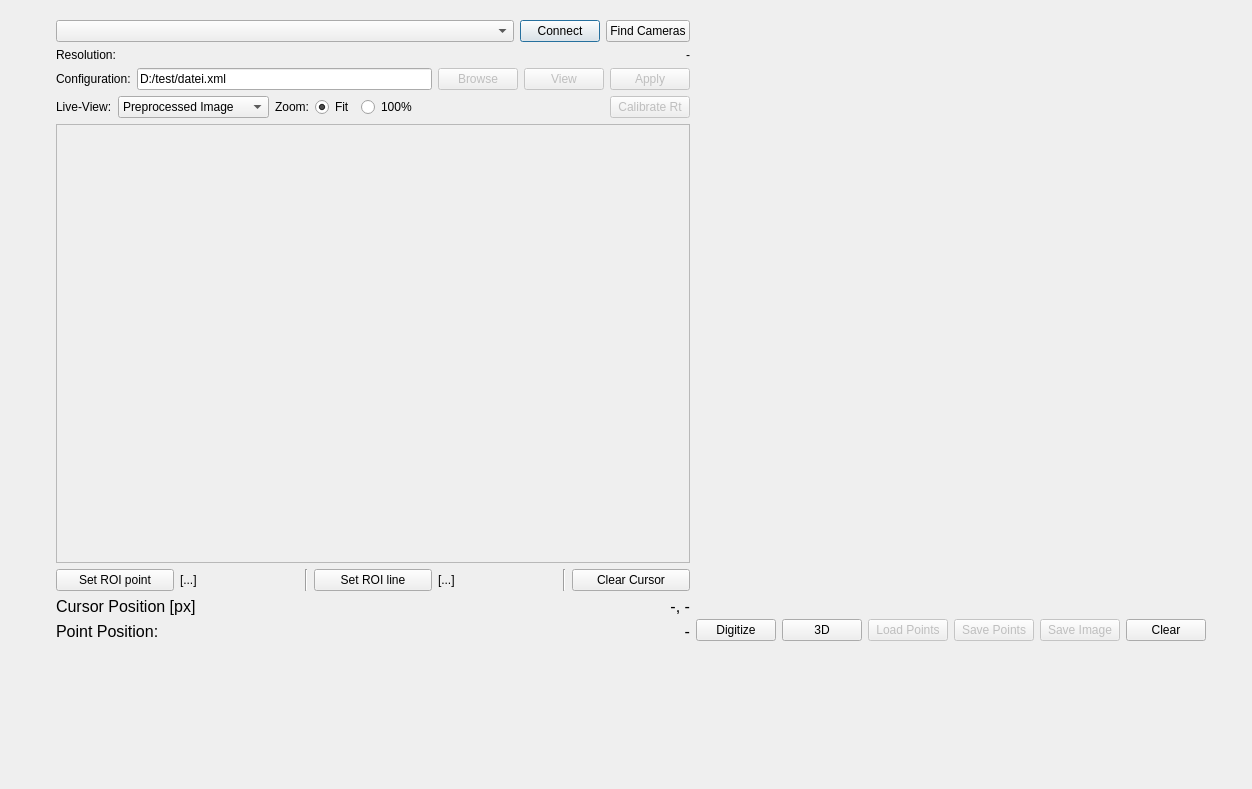
Above: centerdialog.ui from mechaot/cLaserScanner before the change. Below: the same form after it.
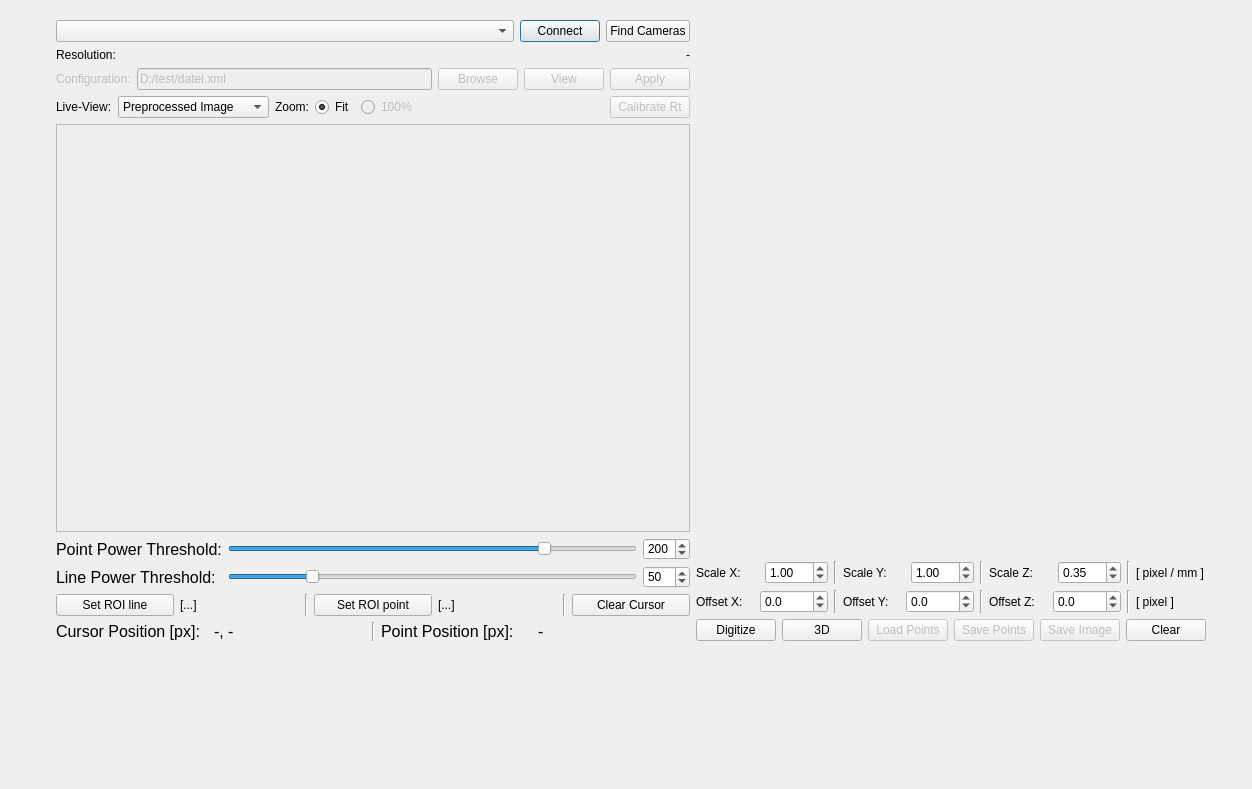
That is the form after the change. Custom widgets are drawn as their Qt base class.

Commit message: we get going can start meshlab, set scale factors, offset

```diff
--- a/centerdialog.ui
+++ b/centerdialog.ui
@@ -24,7 +24,7 @@
    </property>
    <layout class="QHBoxLayout" name="pageLayout" stretch="2,1">
     <item>
-     <layout class="QVBoxLayout" name="verticalLayout_2" stretch="0,0,0,0,0,0,0">
+     <layout class="QVBoxLayout" name="verticalLayout_2" stretch="0,0,0,0,0,0,0,0">
       <item>
        <layout class="QVBoxLayout" name="layoutDockCamera">
         <item>
@@ -78,6 +78,9 @@
        <layout class="QHBoxLayout" name="horizontalLayout_4" stretch="0,1,0,0,0">
         <item>
          <widget class="QLabel" name="label_5">
+          <property name="enabled">
+           <bool>false</bool>
+          </property>
           <property name="text">
            <string>Configuration:</string>
           </property>
@@ -85,6 +88,9 @@
         </item>
         <item>
          <widget class="QLineEdit" name="lineEdit">
+          <property name="enabled">
+           <bool>false</bool>
+          </property>
           <property name="text">
            <string>D:/test/datei.xml</string>
           </property>
@@ -175,7 +181,7 @@
         <item>
          <widget class="QRadioButton" name="radioZoom100">
           <property name="enabled">
-           <bool>true</bool>
+           <bool>false</bool>
           </property>
           <property name="text">
            <string>100%</string>
@@ -224,7 +230,7 @@
            <x>0</x>
            <y>0</y>
            <width>654</width>
-           <height>414</height>
+           <height>379</height>
           </rect>
          </property>
          <widget class="CameraWidget" name="cameraWidget" native="true">
@@ -246,32 +252,84 @@
         </widget>
        </widget>
       </item>
+      <item>
+       <layout class="QGridLayout" name="gridLayout" columnstretch="0,1,0">
+        <item row="0" column="0">
+         <widget class="QLabel" name="label_11">
+          <property name="styleSheet">
+           <string notr="true">font: 75 12pt;</string>
+          </property>
+          <property name="text">
+           <string>Point Power Threshold:</string>
+          </property>
+         </widget>
+        </item>
+        <item row="0" column="1">
+         <widget class="QSlider" name="sliderPointPowerThreshold">
+          <property name="maximum">
+           <number>255</number>
+          </property>
+          <property name="value">
+           <number>200</number>
+          </property>
+          <property name="orientation">
+           <enum>Qt::Horizontal</enum>
+          </property>
+         </widget>
+        </item>
+        <item row="0" column="2">
+         <widget class="QSpinBox" name="spinPointPowerThreshold">
+          <property name="styleSheet">
+           <string notr="true">font-size: 12px;</string>
+          </property>
+          <property name="maximum">
+           <number>255</number>
+          </property>
+          <property name="value">
+           <number>200</number>
+          </property>
+         </widget>
+        </item>
+        <item row="1" column="0">
+         <widget class="QLabel" name="label_10">
+          <property name="styleSheet">
+           <string notr="true">font: 75 12pt;</string>
+          </property>
+          <property name="text">
+           <string>Line Power Threshold:</string>
+          </property>
+         </widget>
+        </item>
+        <item row="1" column="1">
+         <widget class="QSlider" name="sliderLinePowerThreshold">
+          <property name="maximum">
+           <number>255</number>
+          </property>
+          <property name="value">
+           <number>50</number>
+          </property>
+          <property name="orientation">
+           <enum>Qt::Horizontal</enum>
+          </property>
+         </widget>
+        </item>
+        <item row="1" column="2">
+         <widget class="QSpinBox" name="spinLinePowerThreshold">
+          <property name="styleSheet">
+           <string notr="true">font-size: 12px;</string>
+          </property>
+          <property name="maximum">
+           <number>255</number>
+          </property>
+          <property name="value">
+           <number>50</number>
+          </property>
+         </widget>
+        </item>
+       </layout>
+      </item>
       <item>
        <layout class="QHBoxLayout" name="horizontalLayout_9">
-        <item>
-         <widget class="QPushButton" name="buttonRoiPoint">
-          <property name="text">
-           <string>Set ROI point</string>
-          </property>
-          <property name="checkable">
-           <bool>true</bool>
-          </property>
-         </widget>
-        </item>
-        <item>
-         <widget class="QLabel" name="labelRoiPoint">
-          <property name="text">
-           <string>[...]</string>
-          </property>
-         </widget>
-        </item>
-        <item>
-         <widget class="Line" name="line">
-          <property name="orientation">
-           <enum>Qt::Vertical</enum>
-          </property>
-         </widget>
-        </item>
         <item>
          <widget class="QPushButton" name="buttonRoiLine">
           <property name="text">
@@ -289,6 +347,30 @@
           </property>
          </widget>
         </item>
+        <item>
+         <widget class="Line" name="line">
+          <property name="orientation">
+           <enum>Qt::Vertical</enum>
+          </property>
+         </widget>
+        </item>
+        <item>
+         <widget class="QPushButton" name="buttonRoiPoint">
+          <property name="text">
+           <string>Set ROI point</string>
+          </property>
+          <property name="checkable">
+           <bool>true</bool>
+          </property>
+         </widget>
+        </item>
+        <item>
+         <widget class="QLabel" name="labelRoiPoint">
+          <property name="text">
+           <string>[...]</string>
+          </property>
+         </widget>
+        </item>
         <item>
          <widget class="Line" name="line_2">
           <property name="orientation">
@@ -313,7 +395,7 @@
            <string notr="true">font: 75 12pt;</string>
           </property>
           <property name="text">
-           <string>Cursor Position [px]</string>
+           <string>Cursor Position [px]:</string>
           </property>
          </widget>
         </item>
@@ -326,21 +408,24 @@
            <string>-, -</string>
           </property>
           <property name="alignment">
-           <set>Qt::AlignRight|Qt::AlignTrailing|Qt::AlignVCenter</set>
+           <set>Qt::AlignLeading|Qt::AlignLeft|Qt::AlignVCenter</set>
           </property>
          </widget>
         </item>
-       </layout>
-      </item>
-      <item>
-       <layout class="QHBoxLayout" name="horizontalLayout_2">
+        <item>
+         <widget class="Line" name="line_3">
+          <property name="orientation">
+           <enum>Qt::Vertical</enum>
+          </property>
+         </widget>
+        </item>
         <item>
          <widget class="QLabel" name="label_4">
           <property name="styleSheet">
            <string notr="true">font: 75 12pt;</string>
           </property>
           <property name="text">
-           <string>Point Position:</string>
+           <string>Point Position [px]:</string>
           </property>
          </widget>
         </item>
@@ -353,7 +438,7 @@
            <string>-</string>
           </property>
           <property name="alignment">
-           <set>Qt::AlignRight|Qt::AlignTrailing|Qt::AlignVCenter</set>
+           <set>Qt::AlignLeading|Qt::AlignLeft|Qt::AlignVCenter</set>
           </property>
          </widget>
         </item>
@@ -362,10 +447,212 @@
      </layout>
     </item>
     <item>
-     <layout class="QVBoxLayout" name="verticalLayout" stretch="1,0">
+     <layout class="QVBoxLayout" name="verticalLayout" stretch="1,0,0,0">
       <item>
        <widget class="HeightmapWidget" name="heightmapWidget" native="true"/>
       </item>
+      <item>
+       <layout class="QHBoxLayout" name="horizontalLayout_5">
+        <item>
+         <widget class="QLabel" name="label_2">
+          <property name="text">
+           <string>Scale X:</string>
+          </property>
+         </widget>
+        </item>
+        <item>
+         <widget class="QDoubleSpinBox" name="spinScaleX">
+          <property name="singleStep">
+           <double>0.010000000000000</double>
+          </property>
+          <property name="value">
+           <double>1.000000000000000</double>
+          </property>
+         </widget>
+        </item>
+        <item>
+         <widget class="Line" name="line_4">
+          <property name="orientation">
+           <enum>Qt::Vertical</enum>
+          </property>
+         </widget>
+        </item>
+        <item>
+         <widget class="QLabel" name="label_6">
+          <property name="text">
+           <string>Scale Y:</string>
+          </property>
+         </widget>
+        </item>
+        <item>
+         <widget class="QDoubleSpinBox" name="spinScaleY">
+          <property name="singleStep">
+           <double>0.010000000000000</double>
+          </property>
+          <property name="value">
+           <double>1.000000000000000</double>
+          </property>
+         </widget>
+        </item>
+        <item>
+         <widget class="Line" name="line_5">
+          <property name="orientation">
+           <enum>Qt::Vertical</enum>
+          </property>
+         </widget>
+        </item>
+        <item>
+         <widget class="QLabel" name="label_7">
+          <property name="text">
+           <string>Scale Z:</string>
+          </property>
+         </widget>
+        </item>
+        <item>
+         <widget class="QDoubleSpinBox" name="spinScaleZ">
+          <property name="singleStep">
+           <double>0.010000000000000</double>
+          </property>
+          <property name="value">
+           <double>0.350000000000000</double>
+          </property>
+         </widget>
+        </item>
+        <item>
+         <widget class="Line" name="line_8">
+          <property name="orientation">
+           <enum>Qt::Vertical</enum>
+          </property>
+         </widget>
+        </item>
+        <item>
+         <widget class="QLabel" name="label_15">
+          <property name="minimumSize">
+           <size>
+            <width>70</width>
+            <height>0</height>
+           </size>
+          </property>
+          <property name="text">
+           <string>[ pixel / mm ]</string>
+          </property>
+         </widget>
+        </item>
+       </layout>
+      </item>
+      <item>
+       <layout class="QHBoxLayout" name="horizontalLayout_10">
+        <item>
+         <widget class="QLabel" name="label_12">
+          <property name="text">
+           <string>Offset X:</string>
+          </property>
+         </widget>
+        </item>
+        <item>
+         <widget class="QDoubleSpinBox" name="spinOffsetX">
+          <property name="decimals">
+           <number>1</number>
+          </property>
+          <property name="minimum">
+           <double>-1000.000000000000000</double>
+          </property>
+          <property name="maximum">
+           <double>1000.000000000000000</double>
+          </property>
+          <property name="singleStep">
+           <double>0.100000000000000</double>
+          </property>
+          <property name="value">
+           <double>0.000000000000000</double>
+          </property>
+         </widget>
+        </item>
+        <item>
+         <widget class="Line" name="line_6">
+          <property name="orientation">
+           <enum>Qt::Vertical</enum>
+          </property>
+         </widget>
+        </item>
+        <item>
+         <widget class="QLabel" name="label_13">
+          <property name="text">
+           <string>Offset Y:</string>
+          </property>
+         </widget>
+        </item>
+        <item>
+         <widget class="QDoubleSpinBox" name="spinOffsetY">
+          <property name="decimals">
+           <number>1</number>
+          </property>
+          <property name="minimum">
+           <double>-1000.000000000000000</double>
+          </property>
+          <property name="maximum">
+           <double>1000.000000000000000</double>
+          </property>
+          <property name="value">
+           <double>0.000000000000000</double>
+          </property>
+         </widget>
+        </item>
+        <item>
+         <widget class="Line" name="line_7">
+          <property name="orientation">
+           <enum>Qt::Vertical</enum>
+          </property>
+         </widget>
+        </item>
+        <item>
+         <widget class="QLabel" name="label_14">
+          <property name="text">
+           <string>Offset Z:</string>
+          </property>
+         </widget>
+        </item>
+        <item>
+         <widget class="QDoubleSpinBox" name="spinOffsetZ">
+          <property name="decimals">
+           <number>1</number>
+          </property>
+          <property name="minimum">
+           <double>-1000.000000000000000</double>
+          </property>
+          <property name="maximum">
+           <double>1000.000000000000000</double>
+          </property>
+          <property name="singleStep">
+           <double>0.100000000000000</double>
+          </property>
+          <property name="value">
+           <double>0.000000000000000</double>
+          </property>
+         </widget>
+        </item>
+        <item>
+         <widget class="Line" name="line_9">
+          <property name="orientation">
+           <enum>Qt::Vertical</enum>
+          </property>
+         </widget>
+        </item>
+        <item>
+         <widget class="QLabel" name="label_16">
+          <property name="minimumSize">
+           <size>
+            <width>70</width>
+            <height>0</height>
+           </size>
+          </property>
+          <property name="text">
+           <string>[ pixel ]</string>
+          </property>
+         </widget>
+        </item>
+       </layout>
+      </item>
       <item>
        <layout class="QHBoxLayout" name="horizontalLayout_6">
         <item>
```
Left out of the diff: 3 changed lines with no effect on the pictures. The commit also changes 3 other files.
